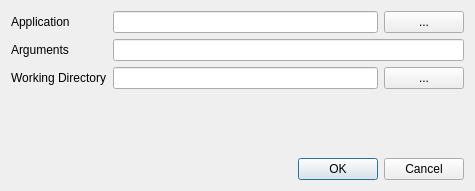
The window that source/client/CreateSessionDialog.ui (apopiak/CloudGL) describes before a commit, drawn with Qt 5.
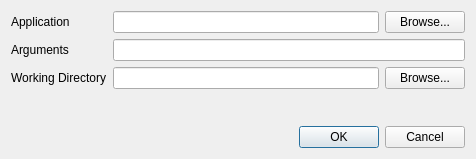
The same window after the commit.

```diff
--- a/source/client/CreateSessionDialog.ui
+++ b/source/client/CreateSessionDialog.ui
@@ -6,8 +6,8 @@
    <rect>
     <x>0</x>
     <y>0</y>
-    <width>475</width>
-    <height>191</height>
+    <width>476</width>
+    <height>159</height>
    </rect>
   </property>
   <property name="windowTitle">
@@ -36,8 +36,14 @@
            <verstretch>0</verstretch>
           </sizepolicy>
          </property>
+         <property name="maximumSize">
+          <size>
+           <width>80</width>
+           <height>16777215</height>
+          </size>
+         </property>
          <property name="text">
-          <string>...</string>
+          <string>Browse...</string>
          </property>
         </widget>
        </item>
@@ -74,7 +80,7 @@
           </sizepolicy>
          </property>
          <property name="text">
-          <string>...</string>
+          <string>Browse...</string>
          </property>
         </widget>
        </item>
```
Left out of the diff: 8 changed lines with no effect on the pictures.
